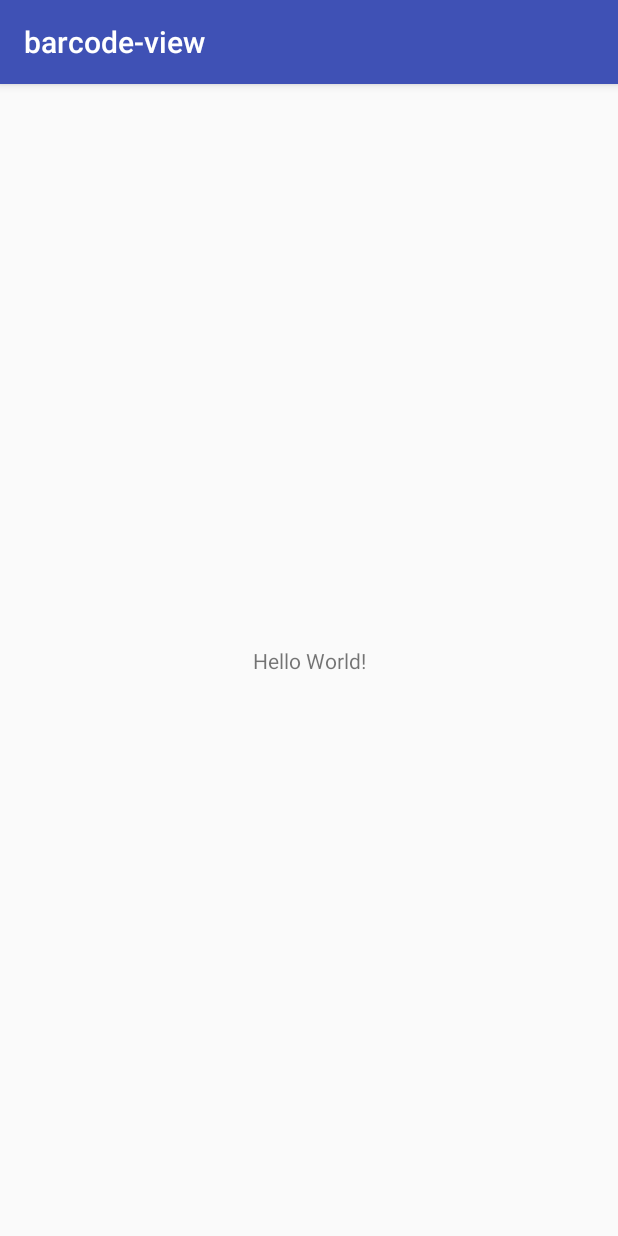
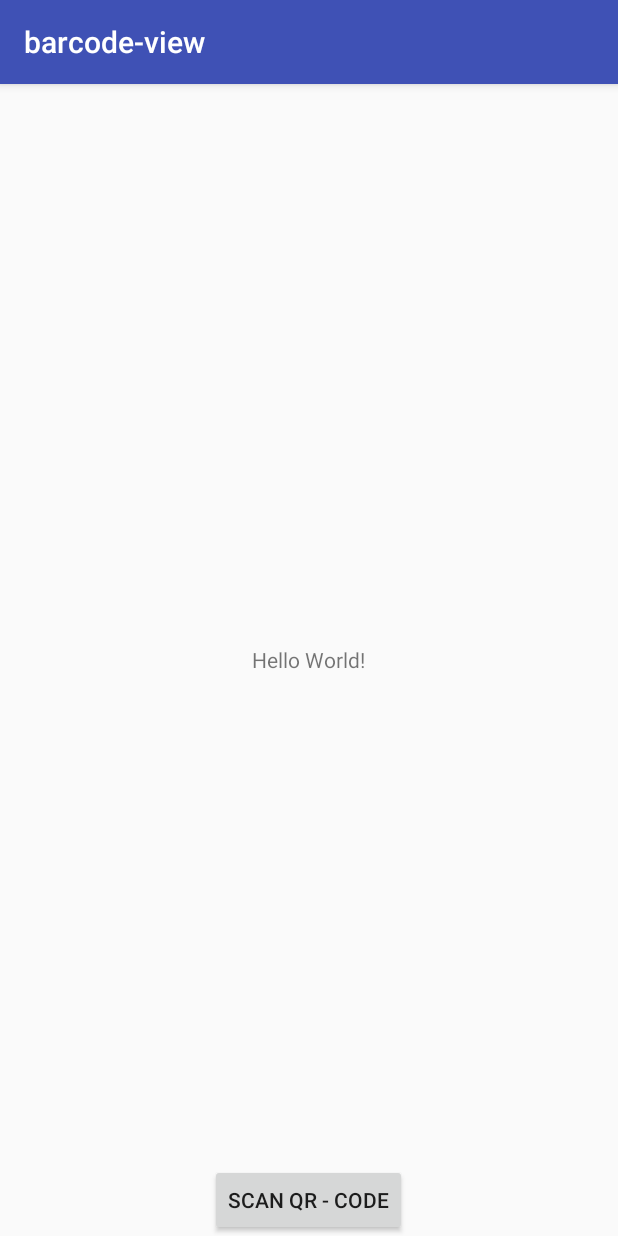
Before and after one commit to IosephKnecht/barcode-view, an Android app: the screen it shows after launch (MainActivity), on a phone screen of 412 x 824 dp. Run offline under Robolectric (Android 15) with nearby library versions, the phone set to English and light mode, and no system bars.

Commit message:
added template for functional MainActivity

```diff
--- a/app/build.gradle
+++ b/app/build.gradle
@@ -41,4 +41,5 @@ dependencies {
     testImplementation 'junit:junit:4.12'
     androidTestImplementation 'com.android.support.test:runner:1.0.2'
     androidTestImplementation 'com.android.support.test.espresso:espresso-core:3.0.2'
+    compile project(path: ':reader')
 }
--- a/app/src/main/java/com/project/iosephknecht/barcode_view/MainActivity.kt
+++ b/app/src/main/java/com/project/iosephknecht/barcode_view/MainActivity.kt
@@ -1,12 +1,37 @@
 package com.project.iosephknecht.barcode_view
 
+import android.content.Intent
 import android.support.v7.app.AppCompatActivity
 import android.os.Bundle
+import com.project.iosephknecht.barcode_reader.BarcodeCaptureActivity
+import kotlinx.android.synthetic.main.activity_main.*
 
 class MainActivity : AppCompatActivity() {
+
+    private val BARCODE_REQUEST_CODE = 221347
 
     override fun onCreate(savedInstanceState: Bundle?) {
         super.onCreate(savedInstanceState)
         setContentView(R.layout.activity_main)
     }
+
+    override fun onStart() {
+        super.onStart()
+
+        scan_button.setOnClickListener { startActivityForResult(createIntent(), BARCODE_REQUEST_CODE) }
+    }
+
+    override fun onActivityResult(requestCode: Int, resultCode: Int, data: Intent?) {
+        if (requestCode == BARCODE_REQUEST_CODE && resultCode == 1) {
+            // TODO: jump to documentScreenModule
+        } else {
+            super.onActivityResult(requestCode, resultCode, data)
+        }
+    }
+
+    private fun createIntent() = Intent(this, BarcodeCaptureActivity::class.java)
+        .apply {
+            putExtra(BarcodeCaptureActivity.AutoFocus, true)
+            putExtra(BarcodeCaptureActivity.UseFlash, false)
+        }
 }
--- a/app/src/main/res/layout/activity_main.xml
+++ b/app/src/main/res/layout/activity_main.xml
@@ -1,5 +1,5 @@
 <?xml version="1.0" encoding="utf-8"?>
-<android.support.constraint.ConstraintLayout xmlns:android="http://schemas.android.com/apk/res/android"
+<RelativeLayout xmlns:android="http://schemas.android.com/apk/res/android"
     xmlns:app="http://schemas.android.com/apk/res-auto"
     xmlns:tools="http://schemas.android.com/tools"
     android:layout_width="match_parent"
@@ -7,12 +7,19 @@
     tools:context=".MainActivity">
 
     <TextView
+        android:id="@+id/preview_text"
         android:layout_width="wrap_content"
         android:layout_height="wrap_content"
-        android:text="Hello World!"
-        app:layout_constraintBottom_toBottomOf="parent"
-        app:layout_constraintLeft_toLeftOf="parent"
-        app:layout_constraintRight_toRightOf="parent"
-        app:layout_constraintTop_toTopOf="parent" />
+        android:layout_centerHorizontal="true"
+        android:layout_centerVertical="true"
+        android:text="Hello World!" />
 
-</android.support.constraint.ConstraintLayout>
+    <Button
+        android:id="@+id/scan_button"
+        android:layout_width="wrap_content"
+        android:layout_height="wrap_content"
+        android:layout_alignParentBottom="true"
+        android:layout_centerHorizontal="true"
+        android:text="Scan QR - code" />
+
+</RelativeLayout>
```
